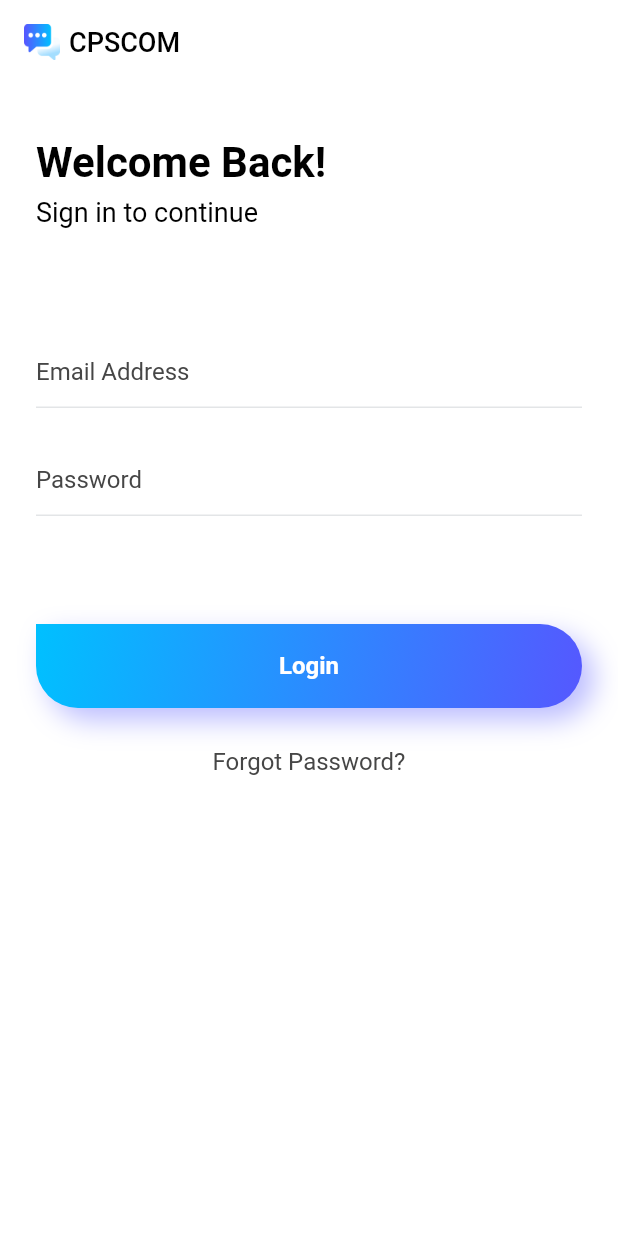
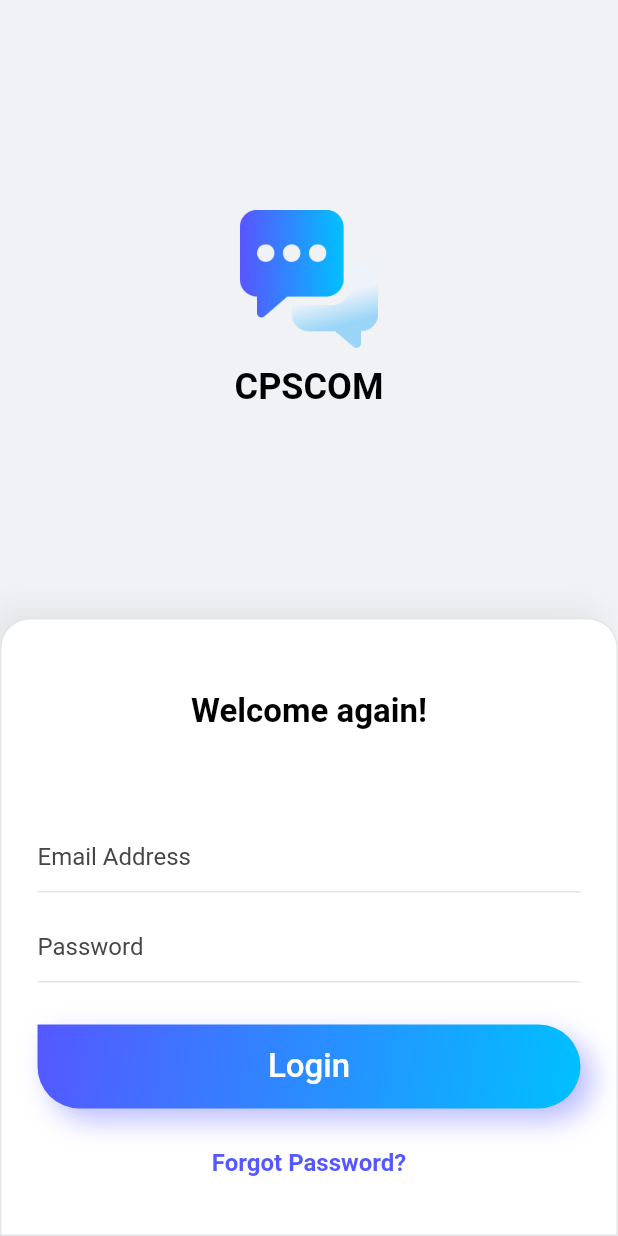
Before and after one commit to bijumondal18/cpscom, a Flutter app: the LoginScreen screen opened directly, on a phone screen of 412 x 824 dp. Run offline on Flutter 3.47's test engine with Material 2 defaults, Android fonts, the phone set to English and light mode, and no system bars; our stand-ins replace bloc, cached_network_image, cloud_firestore, dio, equatable, eva_icons_flutter and 10 more; missing offline and left inert: linkable, syncfusion_flutter_pdfviewer; accounts and stored records are empty; network calls fail.

Commit message:
login screen redesigned as like figma code optimization in welcome screen. profile avatar custom widget creation

```diff
--- a/lib/Commons/app_colors.dart
+++ b/lib/Commons/app_colors.dart
@@ -28,7 +28,7 @@ class AppColors {
   static const buttonGradientColor = LinearGradient(
       begin: Alignment.topLeft,
       end: Alignment.bottomRight,
-      colors: [secondary, primary]);
+      colors: [primary, secondary]);
 
   static MaterialColor generateMaterialColor(Color color) {
     return MaterialColor(color.value, {
--- a/lib/Features/Home/Presentation/home_screen.dart
+++ b/lib/Features/Home/Presentation/home_screen.dart
@@ -53,7 +53,6 @@ class _BuildChatListState extends State<BuildChatList> {
   Widget build(BuildContext context) {
     return Column(
       children: [
-        Responsive.isMobile(context) ? const HomeHeader() : const SizedBox(),
         Container(
           padding:
               const EdgeInsets.symmetric(horizontal: AppSizes.kDefaultPadding),
--- a/lib/Features/Login/Presentation/login_screen.dart
+++ b/lib/Features/Login/Presentation/login_screen.dart
@@ -38,52 +38,63 @@ class _LoginScreenState extends State<LoginScreen> {
 
   Widget _buildMobileView(BuildContext context) {
     return Scaffold(
-      appBar: AppBar(
-        automaticallyImplyLeading: false,
-        title: Row(
+      backgroundColor: AppColors.bg,
+      body: SingleChildScrollView(
+        child: Column(
+          crossAxisAlignment: CrossAxisAlignment.start,
+          children: [
+            Container(
+              alignment: Alignment.center,
+              width: MediaQuery.of(context).size.width,
+              height: MediaQuery.of(context).size.height * 0.5,
+              child: Column(
+                mainAxisAlignment: MainAxisAlignment.center,
                 children: [
                   Image.asset(
                     AppIcons.appLogo,
-              width: 24,
-              height: 24,
+                    width: 92,
+                    height: 92,
                     fit: BoxFit.cover,
                   ),
                   const SizedBox(
-              width: AppSizes.kDefaultPadding / 2,
+                    height: AppSizes.kDefaultPadding,
                   ),
                   Text(
                     AppStrings.appName,
-              style: Theme.of(context).textTheme.bodyLarge,
+                    style: Theme.of(context).textTheme.headlineMedium,
                   ),
                 ],
               ),
             ),
-      body: SingleChildScrollView(
-        child: Padding(
+            Container(
+              width: MediaQuery.of(context).size.width,
+              height: MediaQuery.of(context).size.height * 0.5,
               padding: const EdgeInsets.all(AppSizes.kDefaultPadding * 2),
+              decoration: BoxDecoration(
+                  color: Colors.white,
+                  border: Border.all(color: AppColors.lightGrey, width: 1.0),
+                  boxShadow: const [
+                    BoxShadow(
+                        offset: Offset(-8, -8),
+                        blurRadius: 15,
+                        color: AppColors.lightGrey)
+                  ],
+                  borderRadius: const BorderRadius.only(
+                      topRight: Radius.circular(AppSizes.cardCornerRadius * 2),
+                      topLeft: Radius.circular(AppSizes.cardCornerRadius * 2))),
               child: Column(
-            crossAxisAlignment: CrossAxisAlignment.start,
                 children: [
                   const SizedBox(
-                height: AppSizes.kDefaultPadding,
+                    height: AppSizes.kDefaultPadding * 2,
                   ),
                   Text(
-                'Welcome Back!',
-                style: Theme.of(context).textTheme.displayMedium!.copyWith(
-                    color: AppColors.black, fontWeight: FontWeight.w700),
+                    'Welcome again!',
+                    style: Theme.of(context).textTheme.headlineSmall!.copyWith(
+                        color: AppColors.black, fontWeight: FontWeight.w600),
                     textAlign: TextAlign.center,
                   ),
                   const SizedBox(
-                height: AppSizes.kDefaultPadding / 2,
-              ),
-              Text(
-                'Sign in to continue',
-                style: Theme.of(context).textTheme.bodyLarge!.copyWith(
-                    color: AppColors.black, fontWeight: FontWeight.w400),
-                textAlign: TextAlign.center,
-              ),
-              const SizedBox(
-                height: AppSizes.kDefaultPadding * 6,
+                    height: AppSizes.kDefaultPadding * 5,
                   ),
                   CustomTextField(
                     controller: emailController,
@@ -97,12 +108,17 @@ class _LoginScreenState extends State<LoginScreen> {
                     },
                   ),
                   const SizedBox(
-                height: AppSizes.kDefaultPadding * 2,
+                    height: AppSizes.kDefaultPadding,
                   ),
                   CustomTextField(
                     controller: passwordController,
                     hintText: 'Password',
                     obscureText: true,
+                    // suffixIcon: const Icon(
+                    //   Icons.visibility_off,
+                    //   size: 18,
+                    //   color: AppColors.grey,
+                    // ),
                     keyboardType: TextInputType.visiblePassword,
                     validator: (value) {
                       if (value!.isEmpty) {
@@ -111,9 +127,7 @@ class _LoginScreenState extends State<LoginScreen> {
                       return null;
                     },
                   ),
-              const SizedBox(
-                height: AppSizes.kDefaultPadding * 6,
-              ),
+                  const Spacer(),
                   BlocProvider(
                     create: (context) => LoginBloc(),
                     child: BlocConsumer<LoginBloc, LoginState>(
@@ -157,15 +171,20 @@ class _LoginScreenState extends State<LoginScreen> {
                   ),
                   TextButton(
                       style: TextButton.styleFrom(
-                    minimumSize: const Size.fromHeight(AppSizes.buttonHeight),
+                        minimumSize:
+                            const Size.fromHeight(AppSizes.buttonHeight),
                       ),
                       onPressed: () {},
                       child: Text(
                         'Forgot Password?',
-                    style: Theme.of(context).textTheme.bodyMedium,
+                        style: Theme.of(context).textTheme.bodyMedium!.copyWith(
+                            color: AppColors.primary,
+                            fontWeight: FontWeight.w600),
                       ))
                 ],
               ),
+            )
+          ],
         ),
       ),
     );
--- a/lib/Widgets/custom_text_field.dart
+++ b/lib/Widgets/custom_text_field.dart
@@ -15,6 +15,7 @@ class CustomTextField extends StatelessWidget {
   final bool? isBorder;
   final bool? obscureText;
   final Widget? suffixIcon;
+  final VoidCallback? suffixIconPressed;
   final TextInputType? keyboardType;
   final String? Function(String?)? validator;
   final String? Function(String?)? onChanged;
@@ -22,11 +23,11 @@ class CustomTextField extends StatelessWidget {
   const CustomTextField({
     Key? key,
     required this.controller,
-    this.hintText,
+    this.hintText = '',
     this.labelText = '',
     this.errorText,
-    this.minLines,
-    this.maxLines,
+    this.minLines = 1,
+    this.maxLines = 1,
     this.validator,
     this.readOnly,
     this.keyboardType,
@@ -35,6 +36,7 @@ class CustomTextField extends StatelessWidget {
     this.onChanged,
     this.autoFocus = false,
     this.isBorder = true,
+    this.suffixIconPressed,
   }) : super(key: key);
 
   @override
@@ -44,8 +46,8 @@ class CustomTextField extends StatelessWidget {
       readOnly: readOnly ?? false,
       validator: validator,
       obscureText: obscureText ?? false,
-      minLines: minLines ?? 1,
-      maxLines: maxLines ?? 1,
+      minLines: minLines!,
+      maxLines: maxLines!,
       keyboardType: keyboardType ?? TextInputType.text,
       cursorColor: AppColors.primary,
       controller: controller,
@@ -54,29 +56,24 @@ class CustomTextField extends StatelessWidget {
       decoration: isBorder!
           ? InputDecoration(
               suffixIcon: suffixIcon,
-          contentPadding: EdgeInsets.symmetric(vertical: AppSizes.kDefaultPadding),
-          //border: InputBorder.none,
+              contentPadding: const EdgeInsets.symmetric(
+                  vertical: AppSizes.kDefaultPadding),
               enabledBorder: const UnderlineInputBorder(
                 borderSide: BorderSide(color: AppColors.lightGrey),
               ),
               focusedBorder: const UnderlineInputBorder(
                 borderSide: BorderSide(color: AppColors.lightGrey),
               ),
-              hintText: hintText ?? '',
+              hintText: hintText!,
               hintStyle: Theme.of(context).textTheme.bodyText2,
               labelStyle: Theme.of(context).textTheme.bodyText2,
               errorText: controller.text == "" ? errorText : null)
           : InputDecoration(
               suffixIcon: suffixIcon,
               border: InputBorder.none,
-          contentPadding: EdgeInsets.symmetric(vertical: AppSizes.kDefaultPadding),
-              // enabledBorder: const UnderlineInputBorder(
-              //   borderSide: BorderSide(color: AppColors.lightGrey),
-              // ),
-              // focusedBorder: const UnderlineInputBorder(
-              //   borderSide: BorderSide(color: AppColors.lightGrey),
-              // ),
-              hintText: hintText ?? '',
+              contentPadding: const EdgeInsets.symmetric(
+                  vertical: AppSizes.kDefaultPadding),
+              hintText: hintText!,
               hintStyle: Theme.of(context).textTheme.bodyText2,
               labelStyle: Theme.of(context).textTheme.bodyText2,
               errorText: controller.text == "" ? errorText : null),
--- a/lib/Widgets/full_button.dart
+++ b/lib/Widgets/full_button.dart
@@ -82,8 +82,8 @@ class _FullButtonState extends State<FullButton>
           child: Center(
             child: Text(
               widget.label,
-              style: Theme.of(context).textTheme.button!.copyWith(
-                  color: AppColors.white, fontWeight: FontWeight.w600),
+              style: Theme.of(context).textTheme.headlineSmall!.copyWith(
+                  color: AppColors.white, fontWeight: FontWeight.w500),
             ),
           ),
         ),
```
Also changed, not shown: lib/Features/Home/Presentation/build_mobile_view.dart (+52 -20 lines), lib/Features/Welcome/Presentation/welcome_screen.dart (+6 -13 lines), lib/Widgets/profile_avatar.dart (added, +40 -0 lines), 2 other files. Lines whose indentation alone changed are shown as unchanged.
